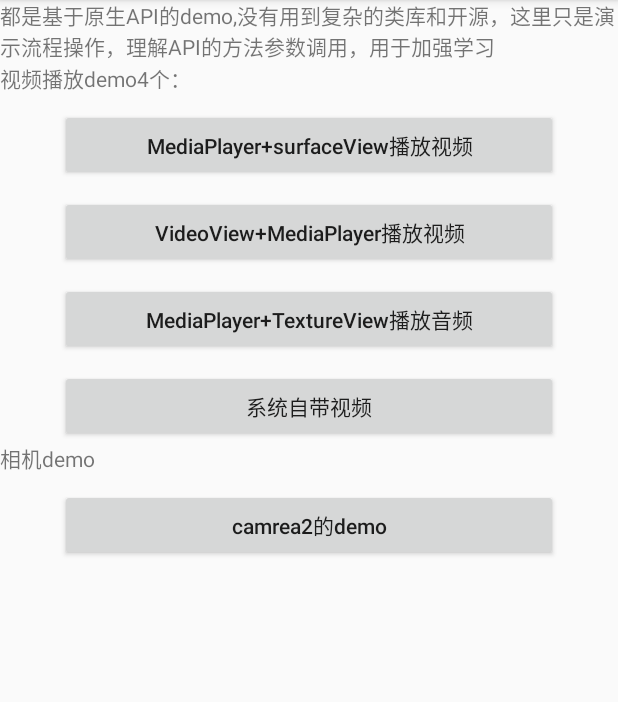
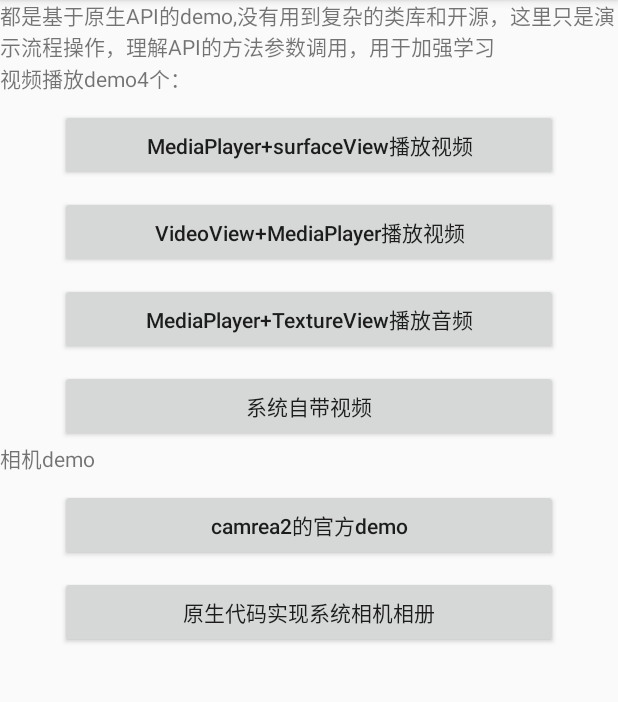
Before and after one commit to 66668/MediaPlayerDemo, an Android app: the screen it shows after launch (MainActivity), after a tap on "MediaPlayer+TextureView播放音频", on a phone screen of 412 x 824 dp, the part 84-786 px from its top. Run offline under Robolectric (Android 15) with nearby library versions, the light colour scheme and no system bars.

Commit message:
原生相机相册

```diff
--- a/app/src/main/AndroidManifest.xml
+++ b/app/src/main/AndroidManifest.xml
@@ -34,6 +34,8 @@
         </activity>
         <activity android:name=".TextureViewPlayerActivity">
         </activity>
+        <activity android:name=".CameraGalleryActivity">
+        </activity>
     </application>
 
 </manifest>
--- a/app/src/main/java/demo/com/MainActivity.java
+++ b/app/src/main/java/demo/com/MainActivity.java
@@ -22,6 +22,7 @@ public class MainActivity extends AppCompatActivity implements View.OnClickListe
     Button btn3;
     Button btn4;
     Button btn_camera;
+    Button btn_gallery_camera;
 
     @Override
     protected void onCreate(Bundle savedInstanceState) {
@@ -35,32 +36,35 @@ public class MainActivity extends AppCompatActivity implements View.OnClickListe
         btn2 = findViewById(R.id.btn2);
         btn3 = findViewById(R.id.btn3);
         btn4 = findViewById(R.id.btn4);
+        btn4 = findViewById(R.id.btn4);
         btn_camera = findViewById(R.id.btn_camera);
+        btn_gallery_camera = findViewById(R.id.btn_gallery_camera);
 
         btn1.setOnClickListener(this);
         btn2.setOnClickListener(this);
         btn3.setOnClickListener(this);
         btn4.setOnClickListener(this);
         btn_camera.setOnClickListener(this);
+        btn_gallery_camera.setOnClickListener(this);
     }
 
     @Override
     public void onClick(View v) {
         switch (v.getId()) {
-            case R.id.btn1:
+            case R.id.btn1://视频播放
                 Intent intent = new Intent(this, SurfceVideoPlayerActivity.class);
                 startActivity(intent);
 
                 break;
-            case R.id.btn2:
+            case R.id.btn2://视频播放
                 Intent intent2 = new Intent(this, VideoViewPlayerActivity.class);
                 startActivity(intent2);
 
                 break;
-            case R.id.btn3:
+            case R.id.btn3://视频播放
 
                 break;
-            case R.id.btn4:
+            case R.id.btn4://系统视频播放
                 //在手机内置sd下的 根目录存放个测试视频 不推荐直接用Uri.pase(path)方法，推荐使用file方式
                 String path = Environment.getExternalStorageDirectory().getAbsolutePath() + "/demo.mp4";//
                 File file = new File(path);
@@ -76,18 +80,31 @@ public class MainActivity extends AppCompatActivity implements View.OnClickListe
                 }
 
                 break;
-            case R.id.btn_camera:
+
+            case R.id.btn_camera://google camera2
                 if (ContextCompat.checkSelfPermission(MainActivity.this, Manifest.permission.CAMERA) == PackageManager.PERMISSION_GRANTED) {
                     startCameraFragment();
                 } else {
                     requestCameraPermission();
                 }
-
+                break;
+            case R.id.btn_gallery_camera://相机相册图片
+                if (ContextCompat.checkSelfPermission(MainActivity.this, Manifest.permission.CAMERA) == PackageManager.PERMISSION_GRANTED) {
+                    startCameraGallery();
+                } else {
+                    requestCameraPermission();
+                }
                 break;
         }
     }
 
     private void startCameraFragment() {
+        Intent intent = new Intent(this, Camera2BaseActivity.class);
+        startActivity(intent);
+
+    }
+
+    private void startCameraGallery() {
         Intent intent = new Intent(this, Camera2BaseActivity.class);
         startActivity(intent);
 
--- a/app/src/main/res/layout/activity_main.xml
+++ b/app/src/main/res/layout/activity_main.xml
@@ -1,8 +1,12 @@
 <?xml version="1.0" encoding="utf-8"?>
-<LinearLayout
+<ScrollView
     xmlns:android="http://schemas.android.com/apk/res/android"
     xmlns:app="http://schemas.android.com/apk/res-auto"
     xmlns:tools="http://schemas.android.com/tools"
+    android:layout_width="match_parent"
+    android:layout_height="match_parent">
+
+    <LinearLayout
         android:id="@+id/layout_main"
         android:layout_width="match_parent"
         android:layout_height="match_parent"
@@ -92,7 +96,22 @@
             android:layout_marginStart="40dp"
             android:layout_marginTop="10dp"
             android:padding="5dp"
-        android:text="camrea2的demo"
+            android:text="camrea2的官方demo"
+            android:textAllCaps="false"
+            app:layout_constraintBottom_toBottomOf="parent"
+            app:layout_constraintLeft_toLeftOf="parent"
+            app:layout_constraintRight_toRightOf="parent"
+            app:layout_constraintTop_toTopOf="parent"/>
+
+        <Button
+            android:id="@+id/btn_gallery_camera"
+            android:layout_width="match_parent"
+            android:layout_height="wrap_content"
+            android:layout_marginEnd="40dp"
+            android:layout_marginStart="40dp"
+            android:layout_marginTop="10dp"
+            android:padding="5dp"
+            android:text="原生代码实现系统相机相册"
             android:textAllCaps="false"
             app:layout_constraintBottom_toBottomOf="parent"
             app:layout_constraintLeft_toLeftOf="parent"
@@ -100,3 +119,4 @@
             app:layout_constraintTop_toTopOf="parent"/>
 
     </LinearLayout>
+</ScrollView>
--- a/build.gradle
+++ b/build.gradle
@@ -7,7 +7,7 @@ buildscript {
         jcenter()
     }
     dependencies {
-        classpath 'com.android.tools.build:gradle:3.0.0'
+        classpath 'com.android.tools.build:gradle:3.0.1'
 
 
         // NOTE: Do not place your application dependencies here; they belong
```
Also changed, not shown: app/src/main/java/demo/com/Camera2BasicFragment.java (+9 -9 lines), app/src/main/java/demo/com/CameraGalleryActivity.java (added, +42 -0 lines), app/src/main/res/layout/act_camera_gallery.xml (added, +40 -0 lines). Lines whose indentation alone changed are shown as unchanged.
